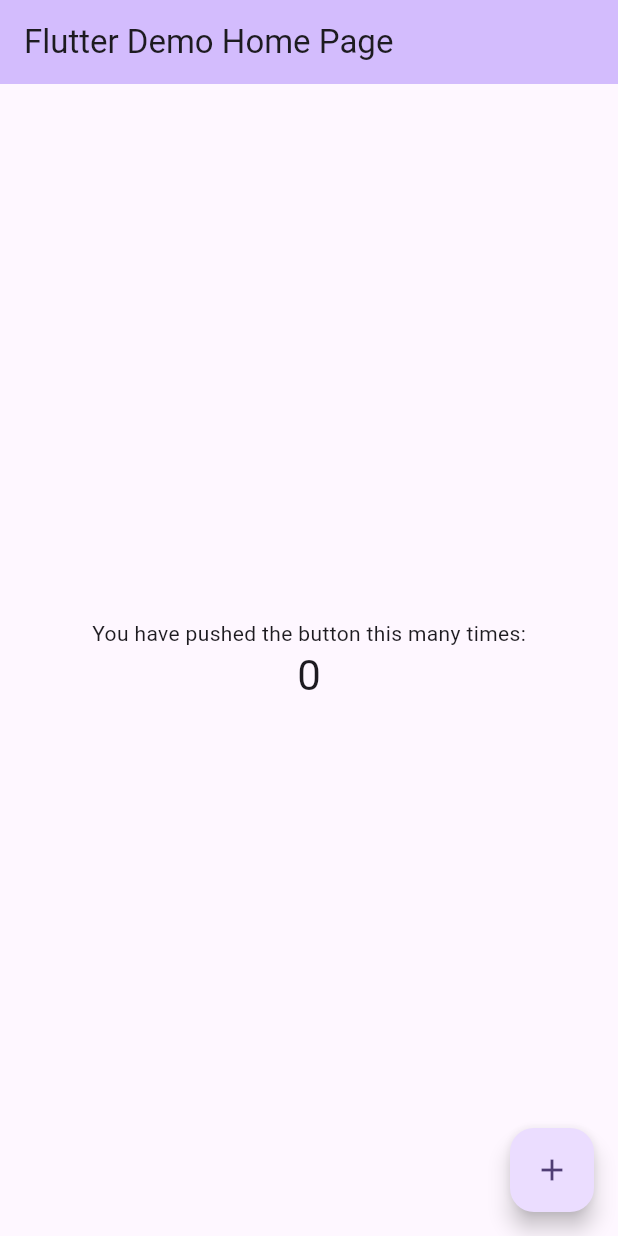
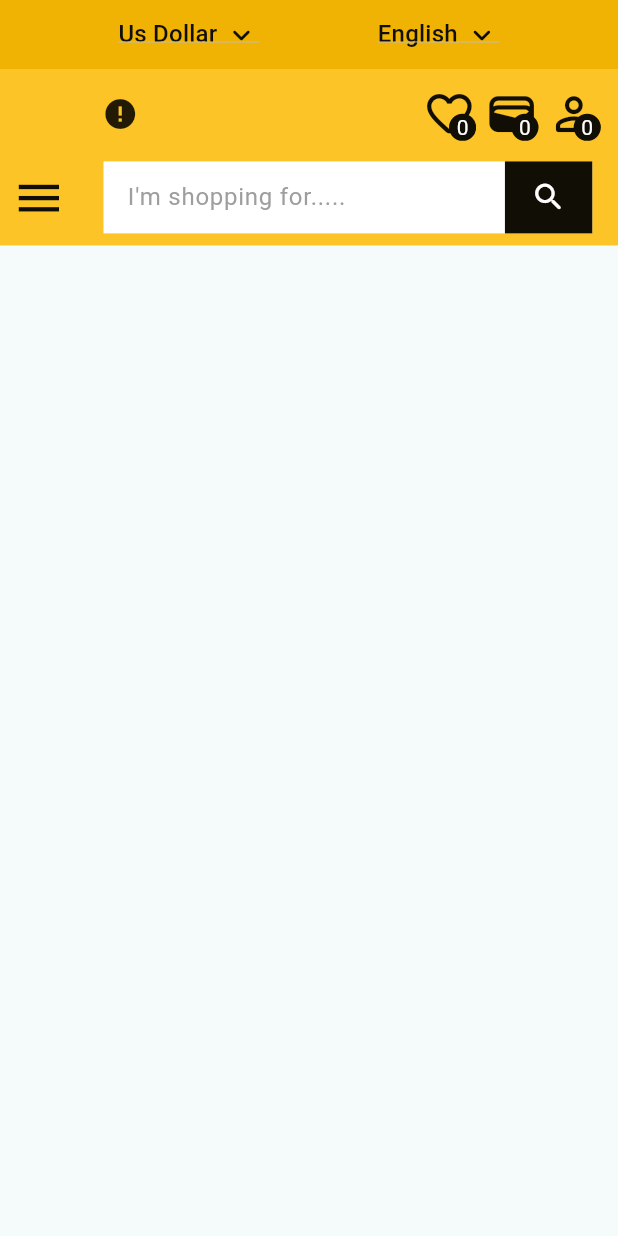
Before and after one commit to matifaligoraya/wp-ecom, a Flutter app: the screen it shows after launch, on a phone screen of 412 x 824 dp. Run offline on Flutter 3.47's test engine with Material 3 defaults, Android fonts, the phone set to English and light mode, and no system bars; drawn by our look-alikes of cached_network_image; our stand-ins replace flutter_screenutil, get; network calls fail.

Commit message:
Aryan - app bar done

```diff
--- /dev/null
+++ b/source/lib/Constants/app_colors.dart
@@ -0,0 +1,7 @@
+import 'package:flutter/material.dart';
+
+class AppColors {
+  static const primaryYellow = Color(0xFFfcc427);
+  static const darkPrimaryYellow = Color(0xFFf0b304);
+  static const darkBlack = Color(0xFF100e05);
+}
--- /dev/null
+++ b/source/lib/Utils/utils.dart
@@ -0,0 +1,19 @@
+import 'package:cached_network_image/cached_network_image.dart';
+import 'package:flutter/cupertino.dart';
+import 'package:flutter/material.dart';
+
+CachedNetworkImage networkImage(String imageString,double height,double width) {
+  try {
+    return CachedNetworkImage(
+      fit: BoxFit.fitWidth,
+      height: height,
+      width: width,
+      imageUrl: imageString,
+      progressIndicatorBuilder: (context, url, downloadProgress) =>
+          Center(child: CupertinoActivityIndicator.partiallyRevealed(progress: (downloadProgress.progress ?? 1.0))),
+      errorWidget: (context, url, error) => const Icon(Icons.error),
+    );
+  } catch (e) {
+    throw Exception("Error decoding base64 image: $e");
+  }
+}
--- /dev/null
+++ b/source/lib/View/Home/home.dart
@@ -0,0 +1,172 @@
+import 'package:ecom_wp/Utils/utils.dart';
+import 'package:flutter/material.dart';
+import 'package:flutter_screenutil/flutter_screenutil.dart';
+import 'package:get/get.dart';
+
+import '../../Constants/app_colors.dart';
+import '../../Widgets/custom_widgets.dart';
+
+class Home extends StatefulWidget {
+  const Home({super.key});
+
+  @override
+  State<Home> createState() => _HomeState();
+}
+
+class _HomeState extends State<Home> {
+  final _scaffoldKey = GlobalKey<ScaffoldState>();
+
+  var iconList = [
+    createBadge(
+      Icon(
+        Icons.favorite_border_rounded,
+        color: AppColors.darkBlack,
+        size: 30.h,
+      ),
+      '0',
+    ),
+    SizedBox(width: 5.w),
+    createBadge(
+      Icon(
+        Icons.wallet_rounded,
+        color: AppColors.darkBlack,
+        size: 30.h,
+      ),
+      '0',
+    ),
+    SizedBox(width: 5.w),
+    createBadge(
+      Icon(
+        Icons.person_outline_rounded,
+        color: AppColors.darkBlack,
+        size: 30.h,
+      ),
+      '0',
+    ),
+  ];
+  @override
+  Widget build(BuildContext context) {
+    return Scaffold(
+      drawer: const Drawer(),
+      key: _scaffoldKey,
+      appBar: AppBar(
+          elevation: 0,
+          backgroundColor: AppColors.darkPrimaryYellow,
+          bottom: PreferredSize(
+            preferredSize: Size(double.infinity.w, 90.h),
+            child: Stack(
+              children: [
+                //bottom
+                Container(
+                  color: AppColors.primaryYellow,
+                  child: Column(
+                    children: [
+                      SizedBox(
+                        height: 5.h,
+                      ),
+                      //appLogo and userSection
+                      Row(
+                        mainAxisAlignment: MainAxisAlignment.spaceBetween,
+                        children: [
+                          networkImage(
+                              'https://store.sublimescripts.com/wp-content/uploads/2024/02/logo_light.png',
+                              40.h,
+                              120.w),
+                          Row(children: iconList)
+                        ],
+                      ).paddingSymmetric(horizontal: 10.0.w),
+                      SizedBox(
+                        height: 5.h,
+                      ),
+
+                      //search box
+                      Row(
+                        mainAxisAlignment: MainAxisAlignment.spaceBetween,
+                        children: [
+                          IconButton(
+                            icon: Icon(
+                              Icons.menu,
+                              color: AppColors.darkBlack,
+                              size: 30.h,
+                            ),
+                            splashColor: Colors.transparent,
+                            highlightColor: Colors.transparent,
+                            onPressed: () =>
+                                _scaffoldKey.currentState!.openDrawer(),
+                          ),
+                          Expanded(
+                            child: searchBar(hintText: 'I\'m shopping for.....')
+                                .paddingSymmetric(
+                              horizontal: 15.0.w,
+                            ),
+                          )
+                        ],
+                      ),
+                      SizedBox(
+                        height: 5.h,
+                      )
+                    ],
+                  ),
+                ).paddingOnly(top: 30.0.h),
+                Container(
+                  width: double.infinity.w,
+                  height: 30.h,
+                  color: AppColors.darkPrimaryYellow,
+                  child: Row(
+                    mainAxisAlignment: MainAxisAlignment.spaceEvenly,
+                    children: [
+                      DropdownButton<String>(
+                        icon: Icon(
+                          Icons.keyboard_arrow_down_rounded,
+                          size: 20.h,
+                          color: AppColors.darkBlack,
+                        ),
+                        items: [
+                          'Us Dollar ',
+                          'Euro',
+                        ].map((String value) {
+                          return DropdownMenuItem<String>(
+                            value: value,
+                            child: Text(value),
+                          );
+                        }).toList(),
+                        onChanged: (String? newValue) {
+                          // Handle dropdown value change
+                        },
+                        hint: const Text(
+                          'Us Dollar',
+                          style: TextStyle(color: AppColors.darkBlack),
+                        ),
+                      ),
+                      DropdownButton<String>(
+                        icon: Icon(
+                          Icons.keyboard_arrow_down_rounded,
+                          size: 20.h,
+                          color: AppColors.darkBlack,
+                        ),
+                        items: [
+                          'French',
+                          'German',
+                        ].map((String value) {
+                          return DropdownMenuItem<String>(
+                            value: value,
+                            child: Text(value),
+                          );
+                        }).toList(),
+                        onChanged: (String? newValue) {
+                          // Handle dropdown value change
+                        },
+                        hint: const Text(
+                          'English',
+                          style: TextStyle(color: AppColors.darkBlack),
+                        ),
+                      ),
+                    ],
+                  ).paddingOnly(bottom: 10.0),
+                )
+              ],
+            ),
+          )),
+    );
+  }
+}
--- /dev/null
+++ b/source/lib/Widgets/custom_textField.dart
@@ -0,0 +1,57 @@
+// ignore_for_file: must_be_immutable, camel_case_types, file_names
+
+import 'package:ecom_wp/Constants/app_colors.dart';
+import 'package:flutter/material.dart';
+import 'package:flutter_screenutil/flutter_screenutil.dart';
+import 'package:get/get.dart';
+
+class custom_text_field extends StatelessWidget {
+  TextEditingController? controller;
+  InputDecoration? decoration;
+  FocusNode? focusNode;
+  bool? obscureText;
+  String? hintText;
+  void Function(String)? onFieldSubmitted;
+  void Function(String)? onChange;
+  custom_text_field(
+      {super.key,
+      this.controller,
+      this.decoration,
+      this.focusNode,
+      this.onFieldSubmitted,
+      this.hintText,
+      this.onChange,
+      this.obscureText});
+
+  @override
+  Widget build(BuildContext context) {
+    return TextFormField(
+      obscureText: obscureText ?? false,
+      focusNode: focusNode,
+      controller: controller,
+      onChanged: onChange,
+      textAlignVertical: TextAlignVertical.center,
+      decoration: decoration ??
+          InputDecoration(
+            fillColor: Colors.white,
+            filled: true,
+            suffixIcon: Container(
+              color: AppColors.darkBlack,
+              child: Icon(Icons.search_rounded,color: Colors.white,size: 20.h,).paddingSymmetric(vertical: 10.h,horizontal: 15.w),
+            ),
+              hintText: hintText,
+              hintStyle:
+                  const TextStyle( color: Colors.grey),
+              isDense: true,
+              border: InputBorder.none
+              // enabledBorder: OutlineInputBorder(
+              //     borderRadius: const BorderRadius.all(Radius.circular(16.0)),
+              //     borderSide: BorderSide(color: Colors.)),
+              // focusedBorder: const OutlineInputBorder(
+              //     borderRadius: BorderRadius.all(Radius.circular(16.0)),
+              //     borderSide: BorderSide(color: kdarkBlue900))
+              ),
+      onFieldSubmitted: onFieldSubmitted,
+    );
+  }
+}
--- /dev/null
+++ b/source/lib/Widgets/custom_widgets.dart
@@ -0,0 +1,41 @@
+import 'package:ecom_wp/Widgets/custom_textField.dart';
+import 'package:flutter/material.dart';
+import 'package:flutter_screenutil/flutter_screenutil.dart';
+
+import '../Constants/app_colors.dart';
+
+Widget searchBar(
+    {TextEditingController? controller,
+    String? hintText,
+    void Function(String)? onChange,
+    InputDecoration? decoration}) {
+  return custom_text_field(
+    controller: controller,
+    hintText: hintText,
+    decoration: decoration,
+    onChange: onChange,
+  );
+}
+
+Widget createBadge(Icon icon, String badgeContent) {
+    return Stack(
+      children: [
+        icon,
+        Positioned(
+          right: 0.h,
+          top: 10.h,
+          child: Container(
+            padding: const EdgeInsets.all(5),
+            decoration: const BoxDecoration(
+              shape: BoxShape.circle,
+              color: AppColors.darkBlack,
+            ),
+            child: Text(
+              badgeContent,
+              style: const TextStyle(color: Colors.white),
+            ),
+          ),
+        ),
+      ],
+    );
+  }
--- a/source/lib/main.dart
+++ b/source/lib/main.dart
@@ -1,6 +1,10 @@
+import 'package:ecom_wp/View/Home/home.dart';
 import 'package:flutter/material.dart';
+import 'package:flutter_screenutil/flutter_screenutil.dart';
 
 void main() {
+  WidgetsFlutterBinding.ensureInitialized();
+
   runApp(const MyApp());
 }
 
@@ -10,116 +14,20 @@
   // This widget is the root of your application.
   @override
   Widget build(BuildContext context) {
-    return MaterialApp(
-      title: 'Flutter Demo',
-      theme: ThemeData(
-        // This is the theme of your application.
-        //
-        // TRY THIS: Try running your application with "flutter run". You'll see
-        // the application has a purple toolbar. Then, without quitting the app,
-        // try changing the seedColor in the colorScheme below to Colors.green
-        // and then invoke "hot reload" (save your changes or press the "hot
-        // reload" button in a Flutter-supported IDE, or press "r" if you used
-        // the command line to start the app).
-        //
-        // Notice that the counter didn't reset back to zero; the application
-        // state is not lost during the reload. To reset the state, use hot
-        // restart instead.
-        //
-        // This works for code too, not just values: Most code changes can be
-        // tested with just a hot reload.
-        colorScheme: ColorScheme.fromSeed(seedColor: Colors.deepPurple),
-        useMaterial3: true,
-      ),
-      home: const MyHomePage(title: 'Flutter Demo Home Page'),
-    );
+    return ScreenUtilInit(
+        designSize: const Size(360, 690),
+        minTextAdapt: true,
+        splitScreenMode: true,
+        // Use builder only if you need to use library outside ScreenUtilInit context
+        builder: (_, child) {
+          return MaterialApp(
+            title: 'E commerce WP',
+            theme: ThemeData(
+              colorScheme: ColorScheme.fromSeed(seedColor: Colors.white),
+              useMaterial3: true,
+            ),
+            home: const Home(),
+          );
+        });
   }
 }
-
-class MyHomePage extends StatefulWidget {
-  const MyHomePage({super.key, required this.title});
-
-  // This widget is the home page of your application. It is stateful, meaning
-  // that it has a State object (defined below) that contains fields that affect
-  // how it looks.
-
-  // This class is the configuration for the state. It holds the values (in this
-  // case the title) provided by the parent (in this case the App widget) and
-  // used by the build method of the State. Fields in a Widget subclass are
-  // always marked "final".
-
-  final String title;
-
-  @override
-  State<MyHomePage> createState() => _MyHomePageState();
-}
-
-class _MyHomePageState extends State<MyHomePage> {
-  int _counter = 0;
-
-  void _incrementCounter() {
-    setState(() {
-      // This call to setState tells the Flutter framework that something has
-      // changed in this State, which causes it to rerun the build method below
-      // so that the display can reflect the updated values. If we changed
-      // _counter without calling setState(), then the build method would not be
-      // called again, and so nothing would appear to happen.
-      _counter++;
-    });
-  }
-
-  @override
-  Widget build(BuildContext context) {
-    // This method is rerun every time setState is called, for instance as done
-    // by the _incrementCounter method above.
-    //
-    // The Flutter framework has been optimized to make rerunning build methods
-    // fast, so that you can just rebuild anything that needs updating rather
-    // than having to individually change instances of widgets.
-    return Scaffold(
-      appBar: AppBar(
-        // TRY THIS: Try changing the color here to a specific color (to
-        // Colors.amber, perhaps?) and trigger a hot reload to see the AppBar
-        // change color while the other colors stay the same.
-        backgroundColor: Theme.of(context).colorScheme.inversePrimary,
-        // Here we take the value from the MyHomePage object that was created by
-        // the App.build method, and use it to set our appbar title.
-        title: Text(widget.title),
-      ),
-      body: Center(
-        // Center is a layout widget. It takes a single child and positions it
-        // in the middle of the parent.
-        child: Column(
-          // Column is also a layout widget. It takes a list of children and
-          // arranges them vertically. By default, it sizes itself to fit its
-          // children horizontally, and tries to be as tall as its parent.
-          //
-          // Column has various properties to control how it sizes itself and
-          // how it positions its children. Here we use mainAxisAlignment to
-          // center the children vertically; the main axis here is the vertical
-          // axis because Columns are vertical (the cross axis would be
-          // horizontal).
-          //
-          // TRY THIS: Invoke "debug painting" (choose the "Toggle Debug Paint"
-          // action in the IDE, or press "p" in the console), to see the
-          // wireframe for each widget.
-          mainAxisAlignment: MainAxisAlignment.center,
-          children: <Widget>[
-            const Text(
-              'You have pushed the button this many times:',
-            ),
-            Text(
-              '$_counter',
-              style: Theme.of(context).textTheme.headlineMedium,
-            ),
-          ],
-        ),
-      ),
-      floatingActionButton: FloatingActionButton(
-        onPressed: _incrementCounter,
-        tooltip: 'Increment',
-        child: const Icon(Icons.add),
-      ), // This trailing comma makes auto-formatting nicer for build methods.
-    );
-  }
-}
--- a/source/pubspec.yaml
+++ b/source/pubspec.yaml
@@ -35,6 +35,11 @@ dependencies:
   # The following adds the Cupertino Icons font to your application.
   # Use with the CupertinoIcons class for iOS style icons.
   cupertino_icons: ^1.0.2
+  shared_preferences: ^2.2.2
+  get: ^4.6.6
+  http: ^1.2.0
+  cached_network_image: ^3.3.1
+  flutter_screenutil: ^5.9.0
 
 dev_dependencies:
   flutter_test:
```
Also changed, not shown: source/pubspec.lock, 1 other file.
